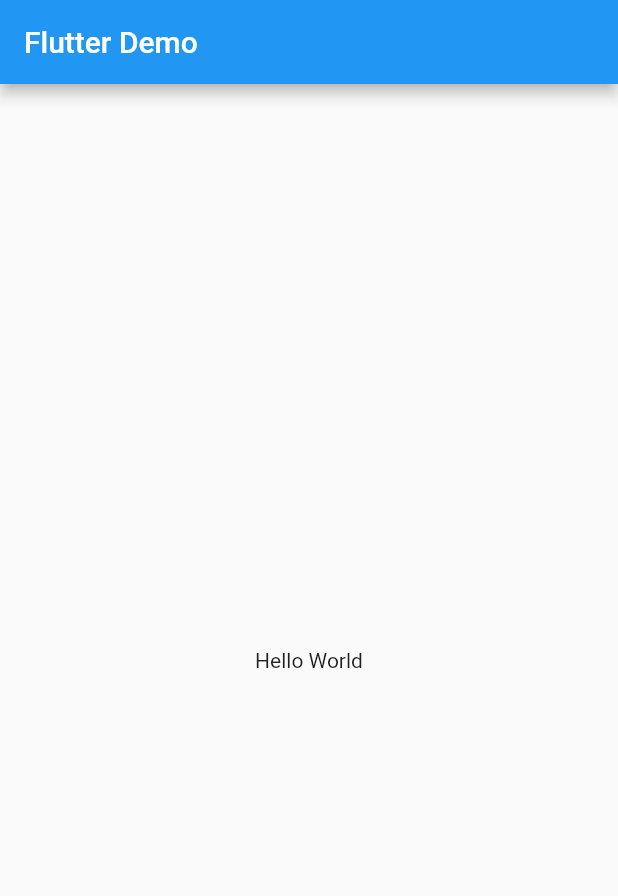
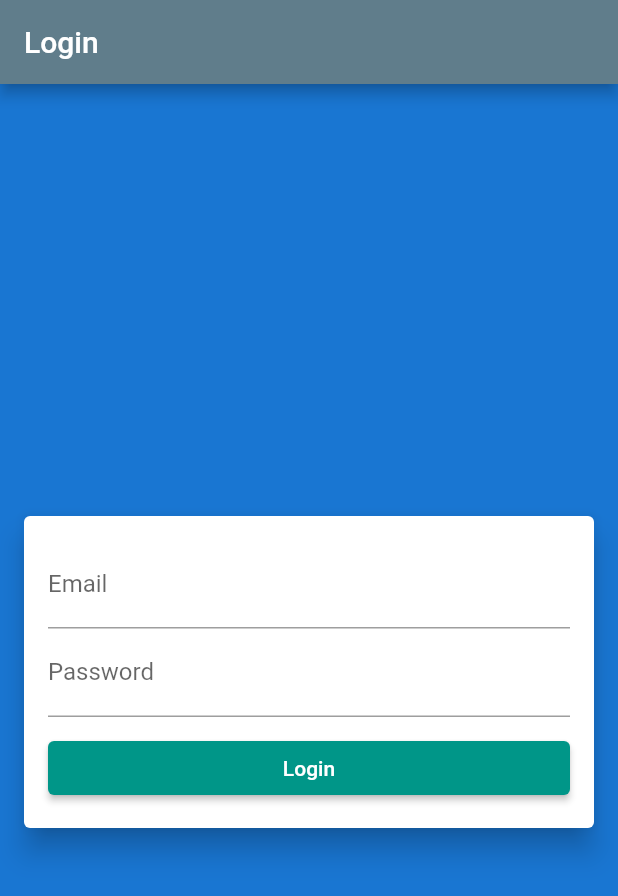
Before and after one commit to eddimull/flutterHW, a Flutter app: the screen it shows after launch, on a phone screen of 412 x 824 dp. Shown: the top 896 px of the screen. Run offline on Flutter 3.47's test engine with Material 2 defaults, Android fonts, the phone set to English and light mode, and no system bars.

Commit message:
centered the login input

```diff
--- a/hello_world/lib/main.dart
+++ b/hello_world/lib/main.dart
@@ -10,16 +10,46 @@ class MyApp extends StatelessWidget {
     return MaterialApp(
       title: 'Flutter Demo',
       theme: ThemeData(
-        primarySwatch: Colors.blue,
+        primarySwatch: Colors.blueGrey,
       ),
       home: Scaffold(
-        appBar: AppBar(
-          title: const Text('Flutter Demo'),
-        ),
-        body: const Center(
-          child: Text('Hello World'),
-        ),
-      ),
+          appBar: AppBar(
+            title: const Text('Login'),
+          ),
+          body: Container(
+              color: Theme.of(context).primaryColorDark,
+              child: Column(
+                  mainAxisAlignment: MainAxisAlignment.center,
+                  children: <Widget>[
+                    Card(
+                        elevation: 8,
+                        margin: EdgeInsets.only(left: 16, right: 16, top: 16),
+                        child: Padding(
+                          padding: EdgeInsets.all(16),
+                          child: Column(children: <Widget>[
+                            TextField(
+                              keyboardType: TextInputType.emailAddress,
+                              decoration: InputDecoration(labelText: 'Email'),
+                            ),
+                            TextField(
+                              keyboardType: TextInputType.visiblePassword,
+                              decoration:
+                                  InputDecoration(labelText: 'Password'),
+                            ),
+                            Container(
+                                margin: const EdgeInsets.only(top: 10),
+                                child: ElevatedButton(
+                                  onPressed: () => print('login clicked'),
+                                  child: Text('Login'),
+                                  style: ElevatedButton.styleFrom(
+                                      primary: Colors.teal,
+                                      onPrimary: Colors.white,
+                                      onSurface: Colors.grey,
+                                      minimumSize: Size(double.infinity, 36)),
+                                )),
+                          ]),
+                        ))
+                  ]))),
     );
   }
 }
```
